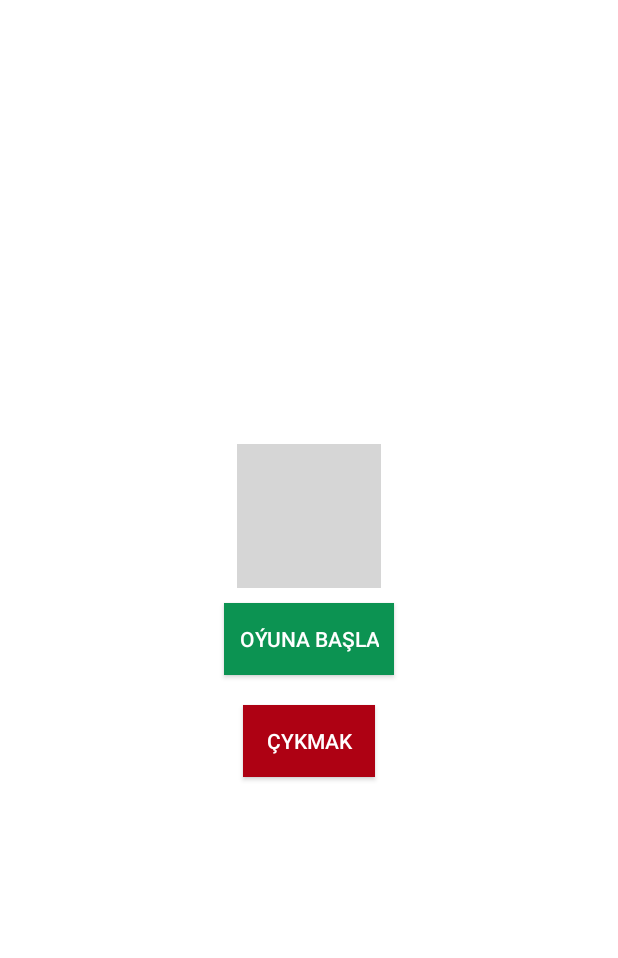
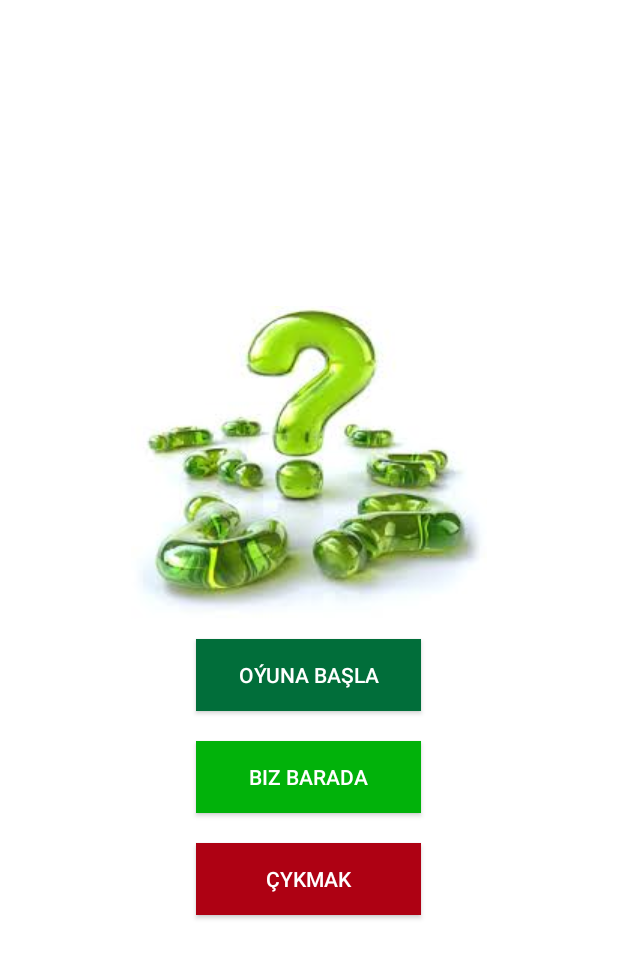
Before and after one commit to bit0verflow/Kuiz, an Android app: the layout activity_new_game.xml on its own in the app's theme, with its tools: preview values and no code run, on a phone screen of 412 x 824 dp. Shown: the top 958 px of the screen. Run offline under Robolectric (Android 15) with nearby library versions, the phone set to English and light mode, and no system bars; grey boxes are pictures that could not be loaded.

Commit message:
Added features 1.0

```diff
--- a/app/src/main/res/layout/activity_new_game.xml
+++ b/app/src/main/res/layout/activity_new_game.xml
@@ -1,31 +1,41 @@
 <?xml version="1.0" encoding="utf-8"?>
-<LinearLayout
-    xmlns:android="http://schemas.android.com/apk/res/android"
+<LinearLayout xmlns:android="http://schemas.android.com/apk/res/android"
     xmlns:tools="http://schemas.android.com/tools"
     android:layout_width="match_parent"
     android:layout_height="match_parent"
-    tools:context=".NewGameActivity"
-    android:orientation="vertical"
     android:background="#FFF"
     android:gravity="center"
-    >
+    android:orientation="vertical"
+    tools:context=".NewGameActivity">
+
     <ImageView
         android:layout_width="wrap_content"
         android:layout_height="wrap_content"
-        android:src="@drawable/sorag"
-        />
+        android:src="@drawable/sorag" />
+
     <Button
-    android:layout_width="wrap_content"
+        android:id="@+id/oyuna_bashla"
+        android:layout_width="150dp"
         android:layout_height="wrap_content"
+        android:layout_margin="10dp"
+        android:background="#016e3a"
+        android:padding="10dp"
         android:text="@string/oyuna_bashla"
-    android:background="#0c9352"
+        android:textColor="#FFF" />
+
+    <Button
+        android:layout_width="150dp"
+        android:layout_height="wrap_content"
+        android:text="@string/biz_barada"
+        android:background="#01b20a"
         android:textColor="#FFF"
         android:padding="10dp"
         android:layout_margin="10dp"
-    android:id="@+id/oyuna_bashla"
+        android:id="@+id/biz_barada"
         />
+
     <Button
-        android:layout_width="wrap_content"
+        android:layout_width="150dp"
         android:layout_height="wrap_content"
         android:text="@string/cykmak"
         android:background="#ae0113"
--- a/app/src/main/res/values/strings.xml
+++ b/app/src/main/res/values/strings.xml
@@ -3,4 +3,9 @@
     <string name="ozuni_syna">Özüňi syna!</string>
     <string name="oyuna_bashla">Oýuna başla</string>
     <string name="cykmak">Çykmak</string>
+    <string name="biz_barada">Biz barada</string>
+    <string name="komek">Kömek</string>
+    <string name="biz_barada_hat">\u00A9 2018-2019 TDU we AI Jemal Sultanowa.
+    </string>
+    <string name="ahli_hukular_goralan">Ähli hukular goralan.</string>
 </resources>
--- a/app/src/main/res/values/styles.xml
+++ b/app/src/main/res/values/styles.xml
@@ -13,7 +13,7 @@
         <item name="colorPrimaryDark">@color/colorPrimaryDark</item>
         <item name="colorAccent">@color/colorAccent</item>
     </style>
-    <style name="NewGameTheme" parent="Base.Theme.AppCompat.Light.DarkActionBar">
+    <style name="NewGameTheme" parent="Theme.AppCompat.Light.NoActionBar">
         <!-- Customize your theme here. -->
         <item name="colorPrimary">@color/colorPrimary</item>
         <item name="colorPrimaryDark">@color/colorPrimaryDark</item>
```
Also changed, not shown: app/src/main/AndroidManifest.xml (+5 -4 lines), app/src/main/java/com/tduweai/jemal/kuiz/NewGameActivity.kt (added, +33 -0 lines), app/src/main/res/drawable/sorag.jpg (added), app/src/main/res/drawable/sorag_adamly.jpg (added). Lines whose indentation alone changed are shown as unchanged.
